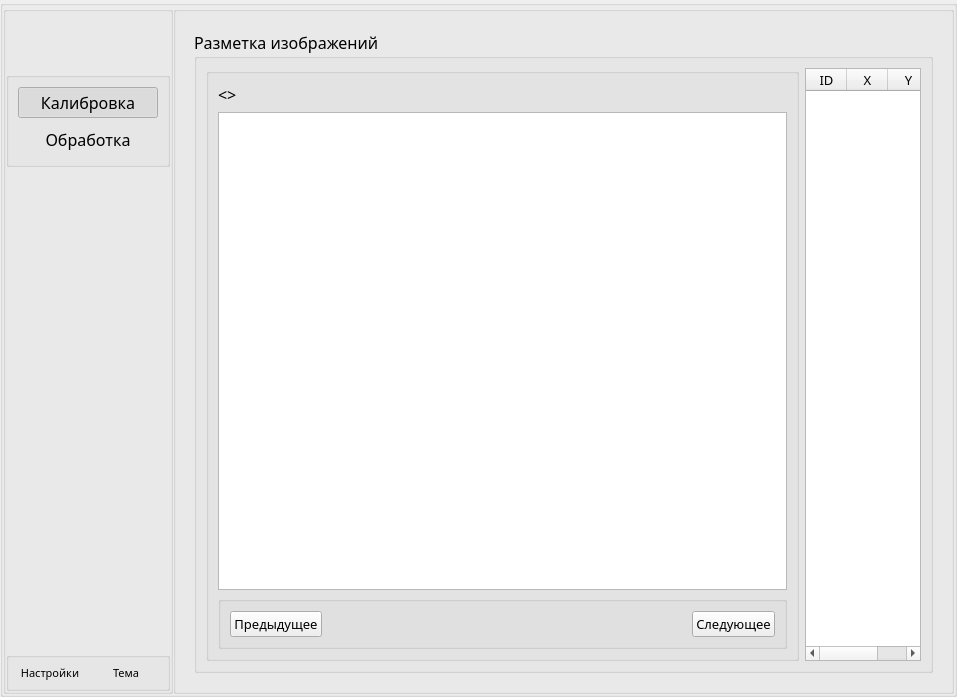
First picture: the form in ui/forms/form.ui, repository cloudsucker/archpoint, before the edit.
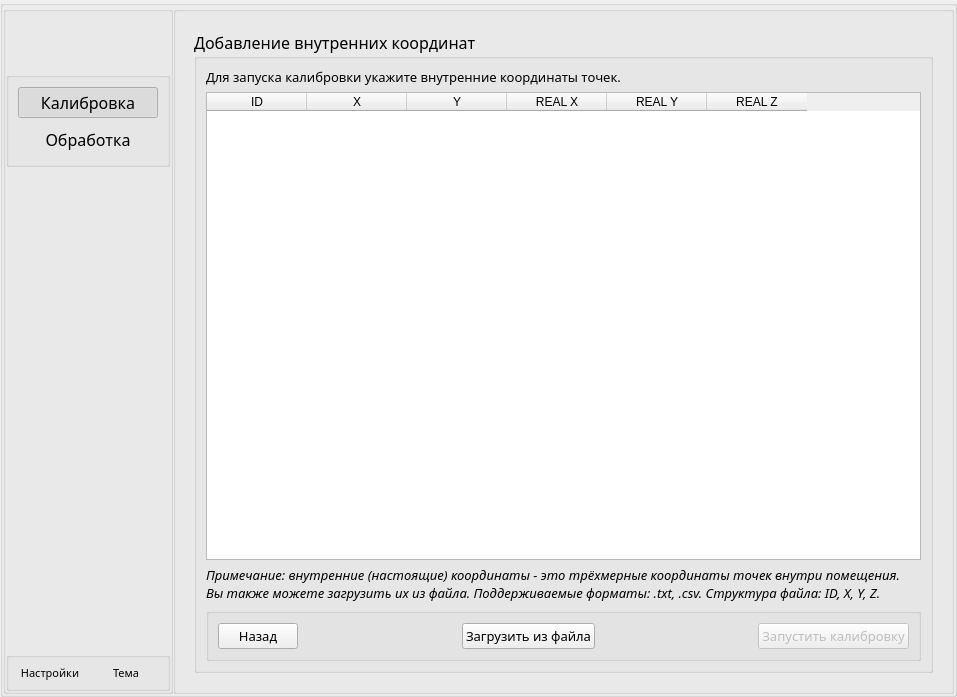
Second picture: the form after the edit. The open tabs and pages were chosen to show the change.

Commit message: feat: Add chessboard size settings and real coordinates input UI components

The edit to the form file:
```diff
--- a/ui/forms/form.ui
+++ b/ui/forms/form.ui
@@ -2236,6 +2236,166 @@
              </item>
             </layout>
            </widget>
+           <widget class="QWidget" name="page_calibrationSteps_5_ImageDotsCreating_SetCoords">
+            <layout class="QVBoxLayout" name="verticalLayout_35">
+             <item>
+              <widget class="QGroupBox" name="groupBox_settingRealCoordinates_main">
+               <property name="title">
+                <string>Добавление внутренних координат</string>
+               </property>
+               <layout class="QVBoxLayout" name="verticalLayout_28">
+                <item>
+                 <widget class="QLabel" name="label_setRealCoordinates_PageInfo">
+                  <property name="font">
+                   <font>
+                    <family>Rubik</family>
+                    <pointsize>10</pointsize>
+                   </font>
+                  </property>
+                  <property name="text">
+                   <string>Для запуска калибровки укажите внутренние координаты точек.</string>
+                  </property>
+                 </widget>
+                </item>
+                <item>
+                 <widget class="QTableWidget" name="tableWidget_imageDotsAndRealCoordinates">
+                  <property name="sortingEnabled">
+                   <bool>true</bool>
+                  </property>
+                  <column>
+                   <property name="text">
+                    <string>ID</string>
+                   </property>
+                  </column>
+                  <column>
+                   <property name="text">
+                    <string>X</string>
+                   </property>
+                  </column>
+                  <column>
+                   <property name="text">
+                    <string>Y</string>
+                   </property>
+                  </column>
+                  <column>
+                   <property name="text">
+                    <string>REAL X</string>
+                   </property>
+                  </column>
+                  <column>
+                   <property name="text">
+                    <string>REAL Y</string>
+                   </property>
+                  </column>
+                  <column>
+                   <property name="text">
+                    <string>REAL Z</string>
+                   </property>
+                  </column>
+                 </widget>
+                </item>
+                <item>
+                 <widget class="QLabel" name="label_setRealCoordinates_tips">
+                  <property name="font">
+                   <font>
+                    <family>Rubik</family>
+                    <pointsize>10</pointsize>
+                    <italic>true</italic>
+                   </font>
+                  </property>
+                  <property name="text">
+                   <string>Примечание: внутренние (настоящие) координаты - это трёхмерные координаты точек внутри помещения. Вы также можете загрузить их из файла. Поддерживаемые форматы: .txt, .csv. Структура файла: ID, X, Y, Z.</string>
+                  </property>
+                  <property name="scaledContents">
+                   <bool>false</bool>
+                  </property>
+                  <property name="wordWrap">
+                   <bool>true</bool>
+                  </property>
+                 </widget>
+                </item>
+                <item>
+                 <widget class="QGroupBox" name="groupBox_setRealCoordinatesPage_buttons">
+                  <property name="title">
+                   <string/>
+                  </property>
+                  <layout class="QHBoxLayout" name="horizontalLayout_23">
+                   <item>
+                    <widget class="QPushButton" name="pushButton_returnToDotsCreator">
+                     <property name="font">
+                      <font>
+                       <family>Rubik</family>
+                       <pointsize>10</pointsize>
+                      </font>
+                     </property>
+                     <property name="text">
+                      <string>Назад</string>
+                     </property>
+                    </widget>
+                   </item>
+                   <item>
+                    <spacer name="horizontalSpacer_setRealCoordinatesPage_betweenButtons_left">
+                     <property name="orientation">
+                      <enum>Qt::Orientation::Horizontal</enum>
+                     </property>
+                     <property name="sizeHint" stdset="0">
+                      <size>
+                       <width>40</width>
+                       <height>20</height>
+                      </size>
+                     </property>
+                    </spacer>
+                   </item>
+                   <item>
+                    <widget class="QPushButton" name="pushButton_loadRealCoordinatesFromFile">
+                     <property name="font">
+                      <font>
+                       <family>Rubik</family>
+                       <pointsize>10</pointsize>
+                      </font>
+                     </property>
+                     <property name="text">
+                      <string>Загрузить из файла</string>
+                     </property>
+                    </widget>
+                   </item>
+                   <item>
+                    <spacer name="horizontalSpacer_setRealCoordinatesPage_betweenButtons_right">
+                     <property name="orientation">
+                      <enum>Qt::Orientation::Horizontal</enum>
+                     </property>
+                     <property name="sizeHint" stdset="0">
+                      <size>
+                       <width>40</width>
+                       <height>20</height>
+                      </size>
+                     </property>
+                    </spacer>
+                   </item>
+                   <item>
+                    <widget class="QPushButton" name="pushButton_startCalibrationProcessFromSettingRealCoordinates">
+                     <property name="enabled">
+                      <bool>false</bool>
+                     </property>
+                     <property name="font">
+                      <font>
+                       <family>Rubik</family>
+                       <pointsize>10</pointsize>
+                      </font>
+                     </property>
+                     <property name="text">
+                      <string>Запустить калибровку</string>
+                     </property>
+                    </widget>
+                   </item>
+                  </layout>
+                 </widget>
+                </item>
+               </layout>
+              </widget>
+             </item>
+            </layout>
+           </widget>
            <widget class="QWidget" name="page_calibrationSteps_5_done">
             <layout class="QVBoxLayout" name="verticalLayout_17">
              <item>
```
Left out of the diff: 50 changed lines with no effect on the pictures. The commit also changes 1 other file.
